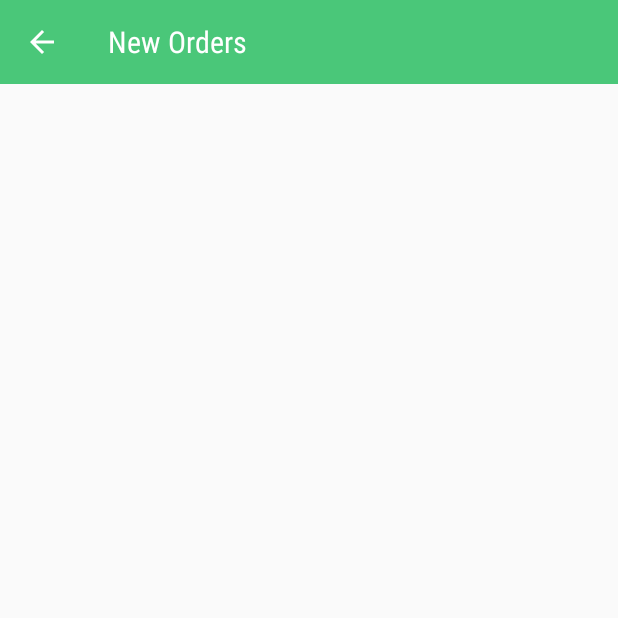
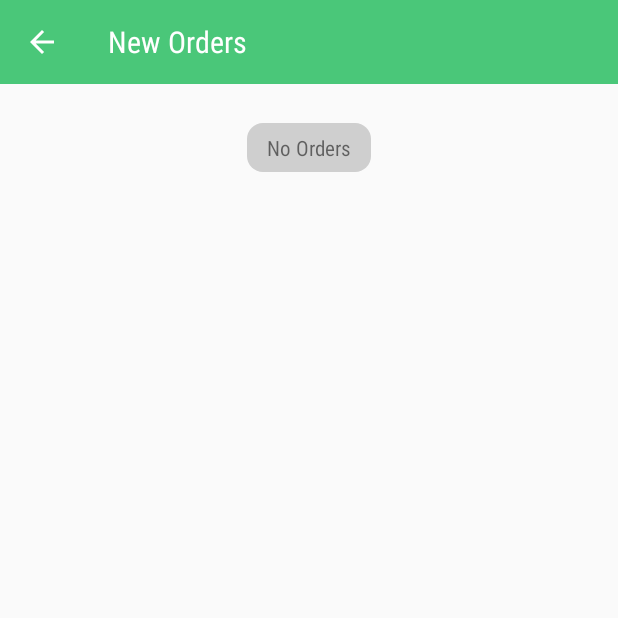
Before and after one commit to iamrahulyadav/DineHawaiiPartner, an Android app: the DriverNewTripActivity screen opened directly, with no data from a screen before it, on a phone screen of 412 x 824 dp, the top half of it. Run offline under Robolectric (Android 15) with nearby library versions, the phone set to English and light mode, and no system bars; our stand-ins replace sdp/ssp sizes; 3 statements that could not run were skipped.

Commit message:
edited by kirti

```diff
--- a/app/src/main/java/com/dinehawaiipartner/Activity/Driver/DriverNewTripActivity.java
+++ b/app/src/main/java/com/dinehawaiipartner/Activity/Driver/DriverNewTripActivity.java
@@ -1,20 +1,40 @@
 package com.dinehawaiipartner.Activity.Driver;
 
+import android.annotation.SuppressLint;
 import android.content.Context;
+import android.content.DialogInterface;
 import android.os.Bundle;
 import android.support.v7.app.AppCompatActivity;
 import android.support.v7.widget.LinearLayoutManager;
 import android.support.v7.widget.RecyclerView;
 import android.support.v7.widget.Toolbar;
+import android.util.Log;
 import android.view.MenuItem;
+import android.view.View;
+import android.widget.TextView;
 import android.widget.Toast;
 
 import com.dinehawaiipartner.Adapter.DriverNewTripAdapter;
 import com.dinehawaiipartner.Model.DeliveryModel;
 import com.dinehawaiipartner.R;
+import com.dinehawaiipartner.Retrofit.ApiClient;
+import com.dinehawaiipartner.Retrofit.MyApiEndpointInterface;
+import com.dinehawaiipartner.Util.AppConstants;
+import com.dinehawaiipartner.Util.AppPreference;
 import com.dinehawaiipartner.Util.Functions;
+import com.dinehawaiipartner.Util.ProgressHUD;
+import com.google.gson.Gson;
+import com.google.gson.JsonObject;
+
+import org.json.JSONArray;
+import org.json.JSONException;
+import org.json.JSONObject;
 
 import java.util.ArrayList;
+
+import retrofit2.Call;
+import retrofit2.Callback;
+import retrofit2.Response;
 
 public class DriverNewTripActivity extends AppCompatActivity {
     Context context;
@@ -22,6 +42,7 @@ public class DriverNewTripActivity extends AppCompatActivity {
     private ArrayList<DeliveryModel> tripsList;
     private RecyclerView recycler_view;
     private DriverNewTripAdapter tripsAdapter;
+    TextView noOrder;
 
     @Override
     protected void onCreate(Bundle savedInstanceState) {
@@ -48,6 +69,7 @@ public class DriverNewTripActivity extends AppCompatActivity {
     private void init() {
         context = this;
         tripsList = new ArrayList<>();
+        noOrder = (TextView)findViewById(R.id.noOrder);
     }
 
     private void setTripAdapter() {
@@ -61,15 +83,13 @@ public class DriverNewTripActivity extends AppCompatActivity {
     @Override
     protected void onResume() {
         super.onResume();
-        if (Functions.isNetworkAvailable(DriverNewTripActivity.this))
-            getAllTrips();
-        else {
-            Toast.makeText(DriverNewTripActivity.this, getString(R.string.internet_error), Toast.LENGTH_SHORT).show();
-        }
+        if (Functions.isNetworkAvailable(context))
+            getAllNewOrders();
+        else
+            Toast.makeText(context, getString(R.string.internet_error), Toast.LENGTH_SHORT).show();
     }
-
-    private void getAllTrips() {
-    /*    final ProgressHUD progressHD = ProgressHUD.show(context, "Please wait...", true, false, new DialogInterface.OnCancelListener() {
+    private void getAllNewOrders() {
+        final ProgressHUD progressHD = ProgressHUD.show(context, "Please wait...", true, false, new DialogInterface.OnCancelListener() {
             @Override
             public void onCancel(DialogInterface dialog) {
                 // TODO Auto-generated method stub
@@ -77,26 +97,25 @@ public class DriverNewTripActivity extends AppCompatActivity {
         });
 
         JsonObject jsonObject = new JsonObject();
-        jsonObject.addProperty(AppConstants.KEY_METHOD, AppConstants);
-        jsonObject.addProperty("user_id", AppPreference.getUserId(context));
-        jsonObject.addProperty("bid_id", bid_id);
-        Log.e(TAG, "getBidDetails: Request >> " + jsonObject);
+        jsonObject.addProperty(AppConstants.KEY_METHOD, AppConstants.DRIVER_METHODS.NEWDELIVERIES);
+        jsonObject.addProperty("driver_id", AppPreference.getUserid(context));
+        Log.e(TAG, "getAllNewOrders: Request >> " + jsonObject);
 
         MyApiEndpointInterface apiService = ApiClient.getClient().create(MyApiEndpointInterface.class);
-        Call<JsonObject> call = apiService.n_business_new_api(jsonObject);
+        Call<JsonObject> call = apiService.orders_url(jsonObject);
 
         call.enqueue(new Callback<JsonObject>() {
             @SuppressLint("LongLogTag")
             @Override
             public void onResponse(Call<JsonObject> call, Response<JsonObject> response) {
                 String resp = response.body().toString();
-                Log.e(TAG, "getBidDetails: Response >> " + resp);
+                Log.e(TAG, "getAllNewOrders: Response >> " + resp);
                 try {
                     tripsList.clear();
                     JSONObject jsonObject = new JSONObject(resp);
                     if (jsonObject.getString("status").equalsIgnoreCase("200")) {
+                        noOrder.setVisibility(View.GONE);
                         JSONArray jsonArray = jsonObject.getJSONArray("result");
-                        JSONArray jsonArraymain = jsonObject.getJSONArray("result_main_bid");
                         for (int i = 0; i < jsonArray.length(); i++) {
                             Gson gson = new Gson();
                             DeliveryModel model = gson.fromJson(jsonArray.getJSONObject(i).toString(), DeliveryModel.class);
@@ -104,11 +123,12 @@ public class DriverNewTripActivity extends AppCompatActivity {
                         }
                     } else if (jsonObject.getString("status").equalsIgnoreCase("400")) {
                         tripsList.clear();
-                        Toast.makeText(context, "no record found", Toast.LENGTH_SHORT).show();
+                        noOrder.setVisibility(View.VISIBLE);
                     }
                     tripsAdapter.notifyDataSetChanged();
                 } catch (JSONException e) {
-                    Toast.makeText(context, "Something went wrong", Toast.LENGTH_SHORT).show();
+                    noOrder.setVisibility(View.VISIBLE);
+                    Toast.makeText(context, getString(R.string.error), Toast.LENGTH_SHORT).show();
                     e.printStackTrace();
                 }
                 progressHD.dismiss();
@@ -117,10 +137,12 @@ public class DriverNewTripActivity extends AppCompatActivity {
             @SuppressLint("LongLogTag")
             @Override
             public void onFailure(Call<JsonObject> call, Throwable t) {
-                Log.e(TAG, "getBidDetails error :- " + Log.getStackTraceString(t));
+                Log.e(TAG, "getAllNewOrders error :- " + Log.getStackTraceString(t));
                 progressHD.dismiss();
-                Toast.makeText(context, "Server not Responding", Toast.LENGTH_SHORT).show();
+                noOrder.setVisibility(View.VISIBLE);
+                Toast.makeText(context, getString(R.string.server_error), Toast.LENGTH_SHORT).show();
             }
-        });*/
+        });
+
     }
 }
--- a/app/src/main/java/com/dinehawaiipartner/Activity/Driver/NewDeliveryActivity.java
+++ b/app/src/main/java/com/dinehawaiipartner/Activity/Driver/NewDeliveryActivity.java
@@ -142,7 +142,7 @@ public class NewDeliveryActivity extends AppCompatActivity {
                     adapter.notifyDataSetChanged();
                 } catch (JSONException e) {
                     noOrder.setVisibility(View.VISIBLE);
-                    Toast.makeText(context, "Something went wrong", Toast.LENGTH_SHORT).show();
+                    Toast.makeText(context, getString(R.string.error), Toast.LENGTH_SHORT).show();
                     e.printStackTrace();
                 }
                 progressHD.dismiss();
@@ -154,7 +154,7 @@ public class NewDeliveryActivity extends AppCompatActivity {
                 Log.e(TAG, "getAllNewOrders error :- " + Log.getStackTraceString(t));
                 progressHD.dismiss();
                 noOrder.setVisibility(View.VISIBLE);
-                Toast.makeText(context, "Server not Responding", Toast.LENGTH_SHORT).show();
+                Toast.makeText(context, getString(R.string.server_error), Toast.LENGTH_SHORT).show();
             }
         });
 
--- a/app/src/main/res/layout/activity_driver_new_trip.xml
+++ b/app/src/main/res/layout/activity_driver_new_trip.xml
@@ -23,6 +23,21 @@
             app:popupTheme="@style/AppTheme.PopupOverlay" />
 
     </android.support.design.widget.AppBarLayout>
+    <TextView
+        android:id="@+id/noOrder"
+        android:layout_width="wrap_content"
+        android:layout_height="wrap_content"
+        android:layout_centerHorizontal="true"
+        android:layout_gravity="center"
+        android:layout_margin="@dimen/_20sdp"
+        android:background="@drawable/text_background"
+        android:paddingBottom="@dimen/_5sdp"
+        android:layout_below="@id/appbar"
+        android:paddingLeft="@dimen/_10sdp"
+        android:paddingRight="@dimen/_10sdp"
+        android:paddingTop="@dimen/_5sdp"
+        android:text="No Orders"
+        android:visibility="gone" />
     <android.support.v4.widget.SwipeRefreshLayout
         android:id="@+id/swipe_container"
         android:layout_width="match_parent"
```
Also changed, not shown: app/src/main/java/com/dinehawaiipartner/Adapter/DriverNewTripAdapter.java (+7 -1 lines), app/src/main/res/layout/new_trip_layout.xml (+25 -0 lines).
